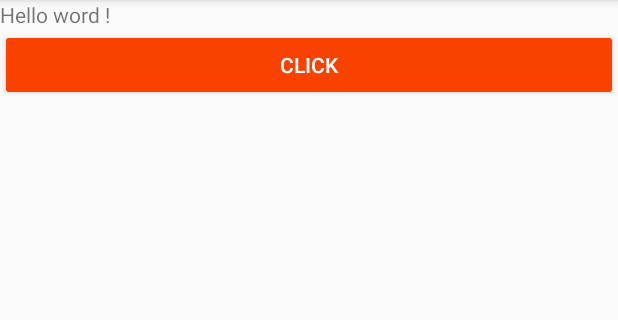
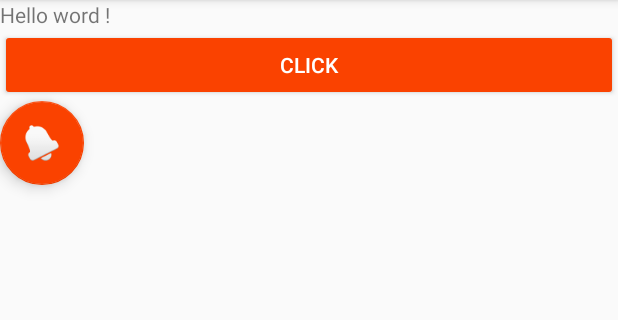
Before and after one commit to eliasmoranurcia10/Material-Design, an Android app: the screen it shows after launch (MainActivity), on a phone screen of 412 x 824 dp, the part 84-404 px from its top. Run offline under Robolectric (Android 15) with nearby library versions, the light colour scheme and no system bars.

Commit message:
SEMANA 02: Floating Action Button

```diff
--- a/app/build.gradle
+++ b/app/build.gradle
@@ -33,4 +33,7 @@
     androidTestImplementation 'androidx.test.ext:junit:1.1.1'
     androidTestImplementation 'androidx.test.espresso:espresso-core:3.2.0'
 
+    //noinspection GradleCompatible
+    implementation 'com.android.support:design:28.0.0'
+
 }
--- a/app/src/main/java/com/example/petagram/MainActivity.java
+++ b/app/src/main/java/com/example/petagram/MainActivity.java
@@ -1,8 +1,12 @@
 package com.example.petagram;
 
 import android.os.Bundle;
+import android.view.View;
+
 import androidx.appcompat.app.AppCompatActivity;
 import androidx.appcompat.widget.Toolbar;
+
+import com.google.android.material.floatingactionbutton.FloatingActionButton;
 
 
 public class MainActivity extends AppCompatActivity {
@@ -14,8 +18,19 @@
 
         Toolbar toolbar = findViewById(R.id.toolbar);
         setSupportActionBar(toolbar);
+        agregarFAB();
 
 
     }
 
+    public void agregarFAB(){
+        FloatingActionButton miFAB = (FloatingActionButton) findViewById(R.id.fabMiFab);
+        miFAB.setOnClickListener(new View.OnClickListener() {
+            @Override
+            public void onClick(View view) {
+
+            }
+        });
+    }
+
 }
--- a/app/src/main/res/layout/activity_main.xml
+++ b/app/src/main/res/layout/activity_main.xml
@@ -37,4 +37,15 @@
         android:theme="@style/MiBotonRaised"
         />
 
+    <com.google.android.material.floatingactionbutton.FloatingActionButton
+
+        android:layout_width="wrap_content"
+        android:layout_height="wrap_content"
+        app:srcCompat="@android:drawable/ic_popup_reminder"
+
+        android:layout_below="@+id/btnMiBoton"
+        android:id="@+id/fabMiFab"
+        />
+
+
 </RelativeLayout>
```
